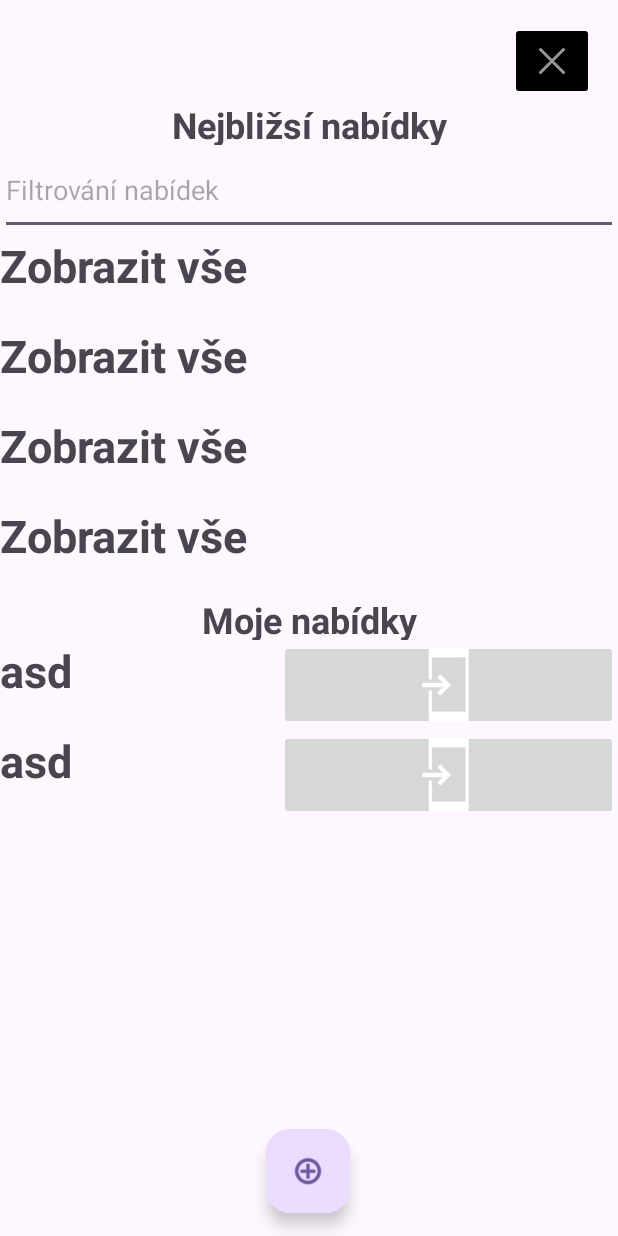
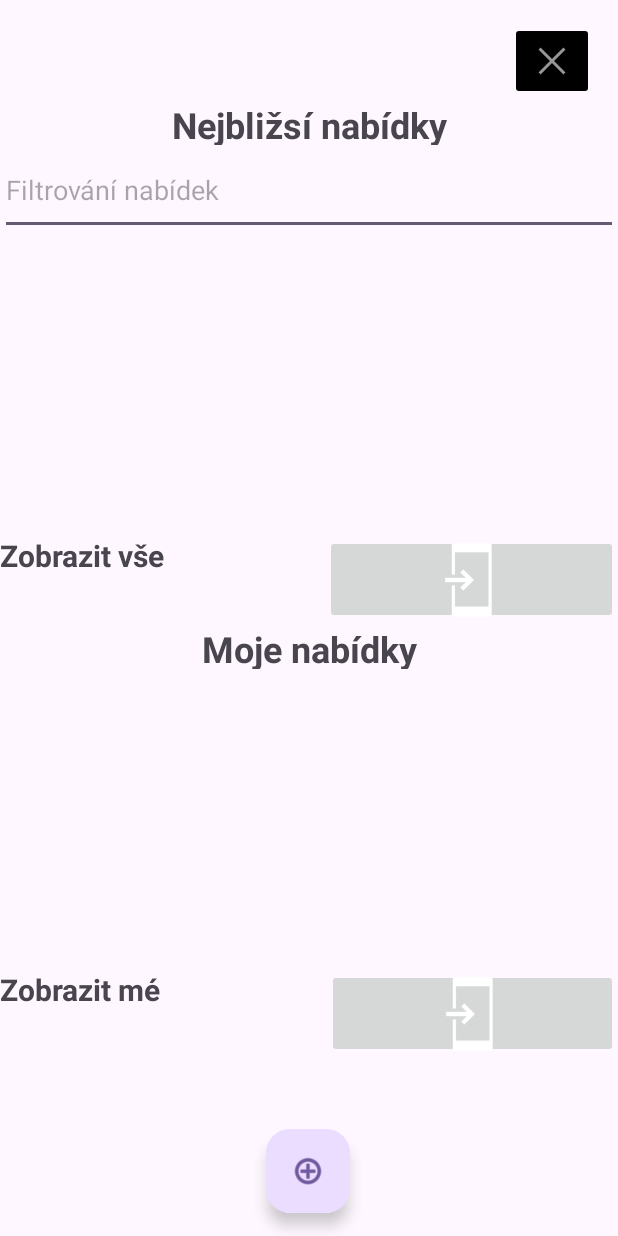
Before and after one commit to FrantaM4/UMTEProject2, an Android app: the MainDashboardActivity screen opened directly, with no data from a screen before it, on a phone screen of 412 x 824 dp. Run offline under Robolectric (Android 15) with nearby library versions, the phone set to English and light mode, and no system bars; our stand-ins replace Firebase (no records; nobody signed in at launch, a user with empty details on screens opened directly).

Commit message:
vareni spaget

```diff
--- /dev/null
+++ b/app/src/main/java/cz/uhk/quicksellapp2/DealData.kt
@@ -0,0 +1,3 @@
+package cz.uhk.quicksellapp2
+
+data class DealData(val title: String)
--- a/app/src/main/java/cz/uhk/quicksellapp2/DealViewActivity.kt
+++ b/app/src/main/java/cz/uhk/quicksellapp2/DealViewActivity.kt
@@ -44,12 +44,14 @@ class DealViewActivity : AppCompatActivity() {
         val db = Firebase.firestore
 
         db.collection("deals")
-            .whereEqualTo("ownerUser", usernameString)
             .whereEqualTo("dealName",dealName)
             .get()
             .addOnSuccessListener { result ->
                 for (document in result) {
                     Log.d(ContentValues.TAG, "${document.id} => ${document.data}")
+                    textPName.text = document.data.get("dealName").toString()
+                    textPDesc.text = document.data.get("dealDescription").toString()
+                    textPNum.text = document.data.get("phoneNumber").toString()
                 }
 
             }
@@ -59,7 +61,7 @@ class DealViewActivity : AppCompatActivity() {
 
 
         // TODO predelat
-        textPName.setText(dealName)
+        //textPName.setText(dealName)
 
 
     }
--- a/app/src/main/java/cz/uhk/quicksellapp2/ItemsViewModel.kt
+++ /dev/null
@@ -1,4 +0,0 @@
-package cz.uhk.quicksellapp2
-
-data class ItemsViewModel (val text: String) {
-}
--- a/app/src/main/java/cz/uhk/quicksellapp2/LoadActivity.kt
+++ b/app/src/main/java/cz/uhk/quicksellapp2/LoadActivity.kt
@@ -38,6 +38,7 @@ class LoadActivity : AppCompatActivity() {
                     Log.d(ContentValues.TAG, "${document.id} => ${document.data}")
                     editor.putString("dealID${i}",document.data.get("dealName").toString())
                     i++
+                    editor.putInt("dealCount",i)
                 }
                 editor.apply()
                 startActivity(Intent(this,MainDashboardActivity::class.java))
--- a/app/src/main/java/cz/uhk/quicksellapp2/MainDashboardActivity.kt
+++ b/app/src/main/java/cz/uhk/quicksellapp2/MainDashboardActivity.kt
@@ -1,25 +1,26 @@
 package cz.uhk.quicksellapp2
 
+import android.content.ContentValues
 import android.content.ContentValues.TAG
 import android.content.Context
 import android.content.Intent
 import android.os.Bundle
 import android.util.Log
-import android.widget.Button
 import android.widget.ImageButton
-import android.widget.LinearLayout
-import android.widget.TextView
 import androidx.activity.enableEdgeToEdge
 import androidx.appcompat.app.AppCompatActivity
-import androidx.core.content.ContextCompat
 import androidx.core.view.ViewCompat
 import androidx.core.view.WindowInsetsCompat
 import androidx.recyclerview.widget.LinearLayoutManager
 import androidx.recyclerview.widget.RecyclerView
 import com.google.firebase.firestore.ktx.firestore
 import com.google.firebase.ktx.Firebase
-import org.intellij.lang.annotations.JdkConstants.HorizontalAlignment
-import kotlin.math.log
+import kotlinx.coroutines.Dispatchers
+import kotlinx.coroutines.GlobalScope
+import kotlinx.coroutines.delay
+import kotlinx.coroutines.launch
+import kotlinx.coroutines.withContext
+import java.net.URL
 
 class MainDashboardActivity : AppCompatActivity() {
 
@@ -49,69 +50,79 @@ class MainDashboardActivity : AppCompatActivity() {
         }
 
 
-        /*
-        val recyclerview = findViewById<RecyclerView>(R.id.LIstMyDeals)
-        recyclerview.layoutManager = LinearLayoutManager(this)*/
-        val data = ArrayList<ItemsViewModel>()
 
 
-        val db = Firebase.firestore
-        //data
+
         val sharedPreferences = getSharedPreferences("MyPrefs", Context.MODE_PRIVATE)
-        //val usernameString= sharedPreferences.getString("textUsername", "chyba")
-        //val dealNames = mutableListOf<String>()
 
 
-        //TODO Hnusookod predelat
-        val myDealTxtField1 = findViewById<TextView>(R.id.dealName1)
-        myDealTxtField1.setText(sharedPreferences.getString("dealID${0}","asd").toString())
-        val myDealTxtField2 = findViewById<TextView>(R.id.dealName2)
-        myDealTxtField2.setText(sharedPreferences.getString("dealID${1}","asd").toString())
+        val dealCount = sharedPreferences.getInt("dealCount",0)
 
-        findViewById<ImageButton>(R.id.openMyDeal1).setOnClickListener{
-                val intent = Intent(this, DealViewActivity::class.java)
+        val myDeals = mutableListOf<DealData>()
 
-                val editor = sharedPreferences.edit()
-                editor.putString("lastOpenedDealName", myDealTxtField1.text.toString())
-                editor.apply()
-                startActivity(intent)
 
-        }
-
-        findViewById<ImageButton>(R.id.openMyDeal2).setOnClickListener{
-            val intent = Intent(this, DealViewActivity::class.java)
-
-            val editor = sharedPreferences.edit()
-            editor.putString("lastOpenedDealName", myDealTxtField2.text.toString())
-            editor.apply()
-            startActivity(intent)
-
+        for (i in 0 until dealCount){
+            val dealName = sharedPreferences.getString("dealID${i}","idk")
+            myDeals.add(DealData(dealName.toString()))
         }
 
 
 
+        val recyclerView = findViewById<RecyclerView>(R.id.recyclerView2)
 
-        // This will pass the ArrayList to our Adapter
-        //val adapter = CustomAdapter(data)
+        val recyclerView2 = findViewById<RecyclerView>(R.id.recyclerView3)
 
-        // Setting the Adapter with the recyclerview
-        //recyclerview.adapter = adapter
+        recyclerView.layoutManager = LinearLayoutManager(this)
+        recyclerView.adapter = TaskAdapter(myDeals)
+
+        fetchData(sharedPreferences.getString("textUsername","").toString(),recyclerView2)
+
+        recyclerView2.layoutManager= LinearLayoutManager(this)
+        //recyclerView2.adapter = TaskAdapter(deals)
 
 
 
-        /*
-        val buttonOpenDeal = recyclerview.findViewById<ImageButton>(R.id.btnOpenDeal)
-        Log.d(TAG,buttonOpenDeal.id.toString())*/
-
-        /*
-        buttonOpenDeal.setOnClickListener{
-            val intent = Intent(this,AddActivity::class.java)
-            startActivity(intent)
-        }*/
+    }
 
 
-        //TODO zprovoznit list
+    private fun fetchData(username: String, recyclerView: RecyclerView) {
+        // Use lifecycleScope for coroutine in production
+        GlobalScope.launch(Dispatchers.IO) {
+            val result = getDataFromDB(username)
+            updateUI(result, recyclerView)
+        }
+    }
 
+    private suspend fun getDataFromDB(username: String): MutableList<DealData> {
+        return try {
+            val foreignDealsList = mutableListOf<DealData>()
+            val db = Firebase.firestore
+            db.collection("deals")
+                .whereNotEqualTo("ownerUser", username)
+                .get()
+                .addOnSuccessListener { result ->
 
+                    for (document in result) {
+                        Log.d(ContentValues.TAG, "${document.id} => ${document.data}")
+                        foreignDealsList.add(DealData(document.data.get("dealName").toString()))
+                    }
+                }
+                .addOnFailureListener { exception ->
+                    Log.w(ContentValues.TAG, "Error getting documents.", exception)
+
+                }
+            delay(200)
+            return foreignDealsList
+        } finally {
+
+        }
     }
+
+    private suspend fun updateUI(deals : List<DealData>, recyclerView: RecyclerView) {
+        withContext(Dispatchers.Main) {
+            Log.d(TAG,deals.toString())
+            recyclerView.adapter = TaskAdapter(deals)
+        }
+    }
+
 }
--- a/app/src/main/res/layout/activity_dashboard_main.xml
+++ b/app/src/main/res/layout/activity_dashboard_main.xml
@@ -68,79 +68,33 @@
             android:layout_height="wrap_content"
             android:orientation="vertical">
 
+            <androidx.recyclerview.widget.RecyclerView
+                android:id="@+id/recyclerView3"
+                android:layout_width="match_parent"
+                android:layout_height="200dp"
+                android:padding="10dp" />
+
             <LinearLayout
                 android:layout_width="match_parent"
-                android:layout_height="60dp"
-                android:clickable="true"
+                android:layout_height="59dp"
                 android:orientation="horizontal">
 
                 <TextView
-                    android:id="@+id/openAlldealsText2"
+                    android:id="@+id/textView44"
                     android:layout_width="wrap_content"
                     android:layout_height="wrap_content"
                     android:layout_weight="1"
-                    android:clickable="true"
                     android:text="Zobrazit vše"
-                    android:textAlignment="viewStart"
-                    android:textSize="30sp"
+                    android:textSize="20sp"
                     android:textStyle="bold" />
 
-            </LinearLayout>
-
-            <LinearLayout
-                android:layout_width="match_parent"
-                android:layout_height="60dp"
-                android:clickable="true"
-                android:orientation="horizontal">
-
-                <TextView
-                    android:id="@+id/openAlldealsText3"
+                <ImageButton
+                    android:id="@+id/buttonOpenAllForeignDeals"
                     android:layout_width="wrap_content"
-                    android:layout_height="wrap_content"
+                    android:layout_height="match_parent"
                     android:layout_weight="1"
-                    android:clickable="true"
-                    android:text="Zobrazit vše"
-                    android:textAlignment="viewStart"
-                    android:textSize="30sp"
-                    android:textStyle="bold" />
-
-            </LinearLayout>
-
-            <LinearLayout
-                android:layout_width="match_parent"
-                android:layout_height="60dp"
-                android:orientation="horizontal">
-
-                <TextView
-                    android:id="@+id/openAlldealsText4"
-                    android:layout_width="wrap_content"
-                    android:layout_height="wrap_content"
-                    android:layout_weight="1"
-                    android:clickable="false"
-                    android:text="Zobrazit vše"
-                    android:textAlignment="viewStart"
-                    android:textSize="30sp"
-                    android:textStyle="bold" />
-
-            </LinearLayout>
-
-            <LinearLayout
-                android:layout_width="match_parent"
-                android:layout_height="60dp"
-                android:clickable="true"
-                android:orientation="horizontal">
-
-                <TextView
-                    android:id="@+id/openAlldealsText"
-                    android:layout_width="wrap_content"
-                    android:layout_height="wrap_content"
-                    android:layout_weight="1"
-                    android:clickable="true"
-                    android:text="Zobrazit vše"
-                    android:textAlignment="viewStart"
-                    android:textSize="30sp"
-                    android:textStyle="bold" />
-
+                    android:contentDescription="@string/common_open_on_phone"
+                    app:srcCompat="@drawable/common_full_open_on_phone" />
             </LinearLayout>
         </LinearLayout>
 
@@ -153,67 +107,35 @@
             android:textSize="24sp"
             android:textStyle="bold" />
 
+        <androidx.recyclerview.widget.RecyclerView
+            android:id="@+id/recyclerView2"
+            android:layout_width="match_parent"
+            android:layout_height="200dp"
+            android:padding="10dp">
+
+        </androidx.recyclerview.widget.RecyclerView>
+
         <LinearLayout
             android:layout_width="match_parent"
-            android:layout_height="wrap_content"
-            android:orientation="vertical">
-
-            <LinearLayout
-                android:id="@+id/openDeal1"
-                android:layout_width="match_parent"
-                android:layout_height="60dp"
-                android:clickable="false"
+            android:layout_height="59dp"
             android:orientation="horizontal">
 
             <TextView
-                    android:id="@+id/dealName1"
+                android:id="@+id/textView5"
                 android:layout_width="wrap_content"
                 android:layout_height="wrap_content"
                 android:layout_weight="1"
-                    android:clickable="false"
-                    android:text="nab1"
-                    android:textAlignment="viewStart"
-                    android:textSize="30sp"
+                android:text="Zobrazit mé "
+                android:textSize="20sp"
                 android:textStyle="bold" />
 
             <ImageButton
-                    android:id="@+id/openMyDeal1"
+                android:id="@+id/buttonOpenAllMyDeals"
                 android:layout_width="wrap_content"
                 android:layout_height="wrap_content"
                 android:layout_weight="1"
-                    app:srcCompat="@drawable/common_full_open_on_phone"
                 android:contentDescription="@string/common_open_on_phone"
-                    />
-
-            </LinearLayout>
-
-            <LinearLayout
-                android:id="@+id/openDeal2"
-                android:layout_width="match_parent"
-                android:layout_height="60dp"
-                android:clickable="false"
-                android:orientation="horizontal">
-
-                <TextView
-                    android:id="@+id/dealName2"
-                    android:layout_width="wrap_content"
-                    android:layout_height="wrap_content"
-                    android:layout_weight="1"
-                    android:clickable="false"
-                    android:text="nab1"
-                    android:textAlignment="viewStart"
-                    android:textSize="30sp"
-                    android:textStyle="bold" />
-
-                <ImageButton
-                    android:id="@+id/openMyDeal2"
-                    android:layout_width="wrap_content"
-                    android:layout_height="wrap_content"
-                    android:layout_weight="1"
-                    app:srcCompat="@drawable/common_full_open_on_phone"
-                    android:contentDescription="@string/common_open_on_phone"/>
-            </LinearLayout>
-
+                app:srcCompat="@drawable/common_full_open_on_phone" />
         </LinearLayout>
 
     </LinearLayout>
```
Also changed, not shown: app/src/main/java/cz/uhk/quicksellapp2/CustomAdapter.kt (deleted, +0 -78 lines), app/src/main/java/cz/uhk/quicksellapp2/RegisterActivity.kt (+2 -6 lines), app/src/main/java/cz/uhk/quicksellapp2/TaskAdapter.kt (added, +58 -0 lines), app/src/main/res/layout/card_view_desing.xml (deleted, +0 -46 lines), app/src/main/res/layout/list_item_deal.xml (added, +39 -0 lines). Lines whose indentation alone changed are shown as unchanged.
